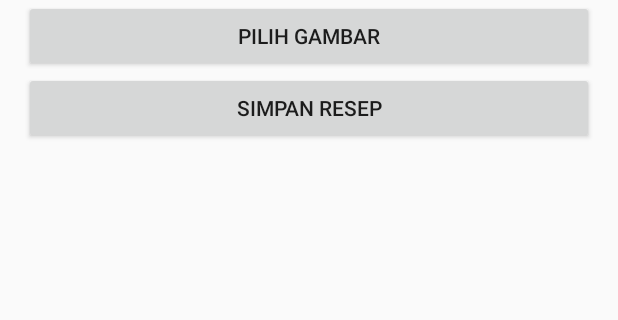
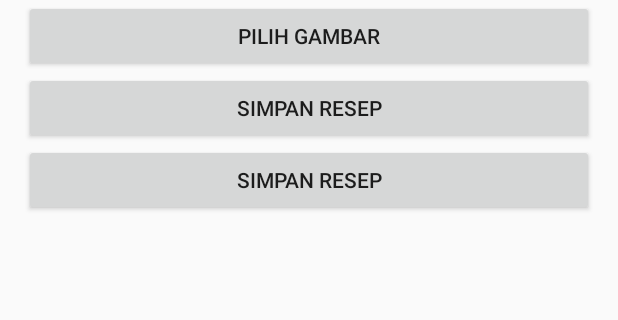
Before and after one commit to riyanardian/tugas-akhir-mobile, an Android app built with Jetpack Compose: the layout activity_tambah_resep.xml on its own in the app's theme, with its tools: preview values and no code run, on a phone screen of 412 x 824 dp, the part 460-780 px from its top. Run offline under Robolectric (Android 15) with nearby library versions, the light colour scheme and no system bars.

Commit message:
Deskripsi perubahan

```diff
--- a/app/src/main/res/layout/activity_tambah_resep.xml
+++ b/app/src/main/res/layout/activity_tambah_resep.xml
@@ -38,4 +38,9 @@
         android:text="Simpan Resep"
         android:layout_width="match_parent"
         android:layout_height="wrap_content" />
+    <Button
+        android:id="@+id/btnSa"
+        android:text="Simpan Resep"
+        android:layout_width="match_parent"
+        android:layout_height="wrap_content" />
 </LinearLayout>
```
